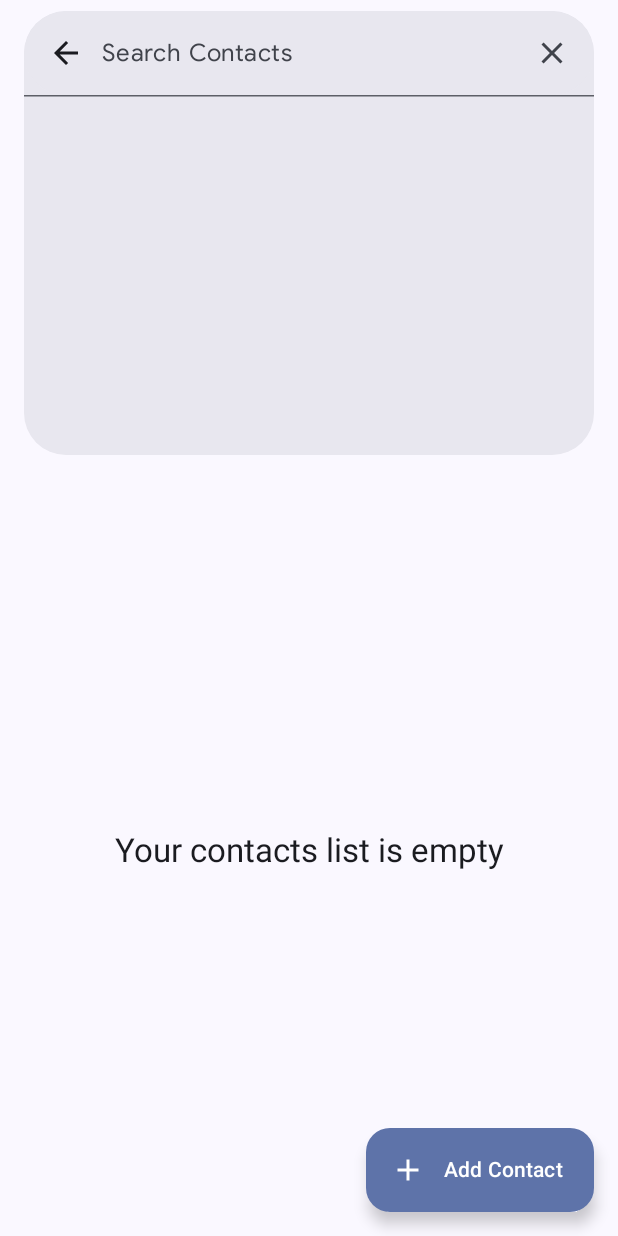
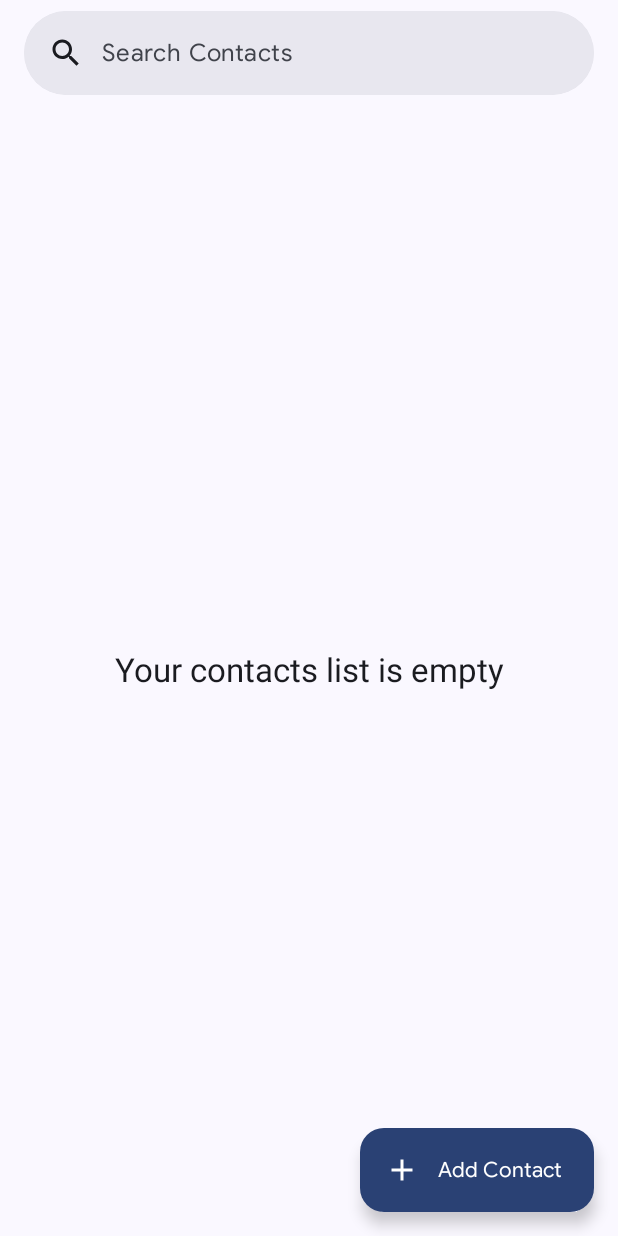
Before and after one commit to TonyGnk/compose-contacts, an Android app built with Jetpack Compose: the screen it shows after launch (MainActivity), on a phone screen of 412 x 824 dp. Run offline under Robolectric (Android 15) with nearby library versions, the phone set to English and light mode, and no system bars; our stand-ins replace Room's generated code.

```diff
--- a/app/src/main/AndroidManifest.xml
+++ b/app/src/main/AndroidManifest.xml
@@ -1,6 +1,12 @@
 <?xml version="1.0" encoding="utf-8"?>
 <manifest xmlns:android="http://schemas.android.com/apk/res/android"
     xmlns:tools="http://schemas.android.com/tools">
+
+    <!--    Add permision-->
+    <uses-feature
+        android:name="android.hardware.telephony"
+        android:required="false" />
+    <uses-permission android:name="android.permission.CALL_PHONE" />
 
     <application
         android:name=".InventoryApplication"
--- a/app/src/main/java/com/example/composecontacts/ui/home/HomeScreen.kt
+++ b/app/src/main/java/com/example/composecontacts/ui/home/HomeScreen.kt
@@ -1,6 +1,7 @@
 package com.example.composecontacts.ui.home
 
 import android.annotation.SuppressLint
+import androidx.compose.foundation.clickable
 import androidx.compose.foundation.layout.Arrangement
 import androidx.compose.foundation.layout.Column
 import androidx.compose.foundation.layout.Row
@@ -24,6 +25,7 @@ import androidx.compose.material3.FabPosition
 import androidx.compose.material3.FilledTonalButton
 import androidx.compose.material3.Icon
 import androidx.compose.material3.IconButton
+import androidx.compose.material3.ListItem
 import androidx.compose.material3.MaterialTheme
 import androidx.compose.material3.Scaffold
 import androidx.compose.material3.SearchBar
@@ -85,6 +87,7 @@ fun HomeScreen(
                         contentDescription = stringResource(R.string.item_entry_title)
                     )
                 },
+                containerColor = MaterialTheme.colorScheme.primary,
                 onClick = navigateToItemEntry
             )
         },
@@ -112,7 +115,7 @@ private fun HomeSearchBar(
         onQueryChange = { model.onQueryChange(it) },
         onSearch = {},
         active = uiState.isSearching,
-        onActiveChange = { model.onSearch(it) },
+        onActiveChange = { model.onSearch() },
         placeholder = {
             Text(
                 stringResource(R.string.search_placeholder), fontFamily = googleSansFontFamily
@@ -121,7 +124,7 @@ private fun HomeSearchBar(
         leadingIcon = {
             //if isSearching back icon. If not search
             if (uiState.isSearching) {
-                IconButton(onClick = { model.onSearch(false) }) {
+                IconButton(onClick = { model.onSearch(true) }) {
                     Icon(
                         imageVector = Icons.AutoMirrored.Default.ArrowBack,
                         contentDescription = "Close",
@@ -136,7 +139,7 @@ private fun HomeSearchBar(
         },
         trailingIcon = {
             if (uiState.isSearching) {
-                IconButton(onClick = { model.onSearch(false) }) {
+                IconButton(onClick = { model.onSearch() }) {
                     Icon(
                         imageVector = Icons.Default.Close,
                         contentDescription = "Close",
@@ -211,24 +214,18 @@ private fun ContactItem(
     item: Item,
     onItemClick: () -> Unit,
 ) {
-    FilledTonalButton(
-        onClick = onItemClick,
+    ListItem(
         modifier = Modifier
-            .padding(dimensionResource(id = R.dimen.padding_small))
-    )
-    {
-        Row(
-            modifier = Modifier.padding(
-                dimensionResource(id = R.dimen.padding_smallPlus)
-            ),
-        ) {
+            .clickable(onClick = onItemClick),
+        headlineContent = {
             Text(
                 text = item.name,
                 style = MaterialTheme.typography.bodyMedium,
-                modifier = Modifier.fillMaxWidth()
+                modifier = Modifier.padding(horizontal = 6.dp, vertical = 2.dp)
+
             )
-        }
-    }
+        },
+    )
 }
 
 @Preview(showBackground = true)
--- a/app/src/main/java/com/example/composecontacts/ui/home/HomeViewModel.kt
+++ b/app/src/main/java/com/example/composecontacts/ui/home/HomeViewModel.kt
@@ -30,20 +30,29 @@ class HomeViewModel(itemsRepository: ItemsRepository) : ViewModel() {
         private const val TIMEOUT_MILLIS = 5_000L
     }
 
-    fun onSearch(state: Boolean) {
-        //Update the uiState with isSearching = state
-        _searchState.update {
-            it.copy(
-                isSearching = state,
-                //if state false then reset the searchQuery
-                searchQuery = if (!state) "" else it.searchQuery
-            )
+    fun onSearch(force: Boolean = false) {
+        if (searchState.value.searchQuery.isNotEmpty() && !force) {
+            _searchState.update {
+                it.copy(
+                    searchQuery = "",
+                )
+            }
+        } else {
+            _searchState.update {
+                it.copy(
+                    isSearching = false,
+                    searchQuery = "",
+                )
+            }
         }
     }
 
     fun onQueryChange(query: String) {
         _searchState.update {
-            it.copy(searchQuery = query)
+            it.copy(
+                searchQuery = query,
+                isSearching = if (query.isNotEmpty()) true else it.isSearching
+            )
         }
     }
 
--- a/app/src/main/java/com/example/composecontacts/ui/theme/Type.kt
+++ b/app/src/main/java/com/example/composecontacts/ui/theme/Type.kt
@@ -20,21 +20,57 @@ val Typography = Typography(
         fontSize = 16.sp,
         lineHeight = 24.sp,
         letterSpacing = 0.5.sp
-    )
-    /* Other default text styles to override
-    titleLarge = TextStyle(
-        fontFamily = FontFamily.Default,
+    ),
+    bodyMedium = TextStyle(
+        fontFamily = googleSansFontFamily,
         fontWeight = FontWeight.Normal,
-        fontSize = 22.sp,
-        lineHeight = 28.sp,
-        letterSpacing = 0.sp
+        fontSize = 14.sp,
+        lineHeight = 20.sp,
+        letterSpacing = 0.25.sp
+    ),
+    bodySmall = TextStyle(
+        fontFamily = googleSansFontFamily,
+        fontWeight = FontWeight.Normal,
+        fontSize = 12.sp,
+        lineHeight = 16.sp,
+        letterSpacing = 0.4.sp
+    ),
+    labelLarge = TextStyle(
+        fontFamily = googleSansFontFamily,
+        fontWeight = FontWeight.W500,
+        fontSize = 14.sp,
+        lineHeight = 20.sp,
+        letterSpacing = 0.15.sp
+    ),
+    labelMedium = TextStyle(
+        fontFamily = googleSansFontFamily,
+        fontWeight = FontWeight.W500,
+        fontSize = 12.sp,
+        lineHeight = 16.sp,
+        letterSpacing = 0.4.sp
     ),
     labelSmall = TextStyle(
-        fontFamily = FontFamily.Default,
-        fontWeight = FontWeight.Medium,
+        fontFamily = googleSansFontFamily,
+        fontWeight = FontWeight.W500,
         fontSize = 11.sp,
         lineHeight = 16.sp,
-        letterSpacing = 0.5.sp
-    )
-    */
+        letterSpacing = 0.4.sp
+    ),
+    //Create display large with 400 weight, 57 pt size, 64 pt line height
+    displayLarge = TextStyle(
+        fontFamily = googleSansFontFamily,
+        fontWeight = FontWeight.Normal,
+        fontSize = 57.sp,
+    ),
+    //medium 42 sp
+    displayMedium = TextStyle(
+        fontFamily = googleSansFontFamily,
+        fontWeight = FontWeight.Normal,
+        fontSize = 45.sp,
+    ),
+    displaySmall = TextStyle(
+        fontFamily = googleSansFontFamily,
+        fontWeight = FontWeight.Normal,
+        fontSize = 36.sp,
+    ),
 )
--- a/app/src/main/res/values/strings.xml
+++ b/app/src/main/res/values/strings.xml
@@ -19,7 +19,7 @@
     <string name="in_stock">%d in stock</string>
     <string name="quantity_req">Quantity in Stock*</string>
     <string name="save_action">Save</string>
-    <string name="sell">Sell</string>
+    <string name="call">Call</string>
     <string name="yes">Yes</string>
     <string name="required_fields">*required fields</string>
     <string name="add_item_title">Add Item</string>
```
Also changed, not shown: app/src/main/java/com/example/composecontacts/ui/item/ItemDetailsScreen.kt (+8 -12 lines), app/src/main/java/com/example/composecontacts/ui/item/ItemDetailsViewModel.kt (+47 -8 lines), app/src/main/java/com/example/composecontacts/ui/navigation/InventoryNavGraph.kt (+30 -58 lines), 1 other file.
